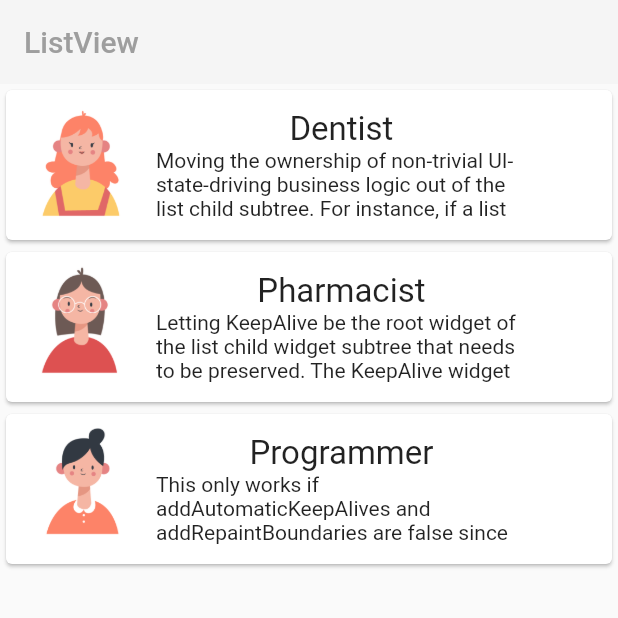
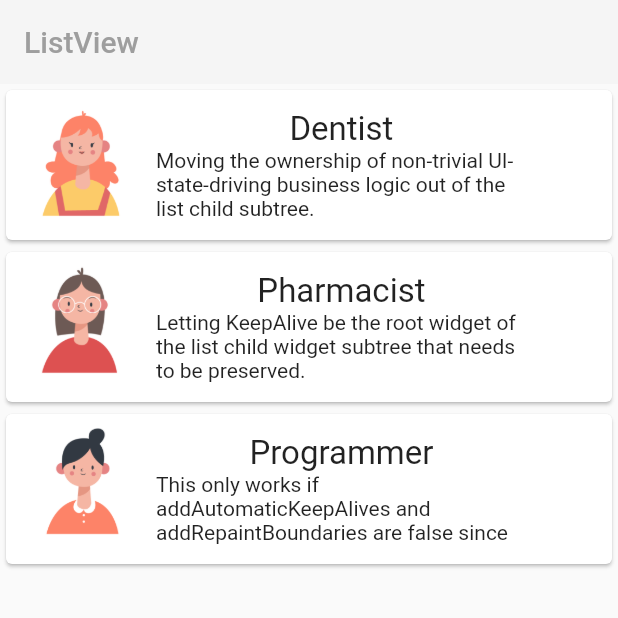
Before and after one commit to MinJaehyun/first_project, a Flutter app: the MyPage screen opened directly, on a phone screen of 412 x 824 dp, the top half of it. Run offline on Flutter 3.47's test engine with Material 2 defaults, Android fonts, the phone set to English and light mode, and no system bars; our stand-ins replace fluttertoast, introduction_screen.

Commit message:
주석 및 코드 정리

```diff
--- a/lib/main14.dart
+++ b/lib/main14.dart
@@ -26,17 +26,14 @@ class _MyPageState extends State<MyPage> {
     'assets/main14/image1.png',
     'assets/main14/image2.png',
     'assets/main14/image3.png',
-    // 'assets/main14/image1', X
-    // 'image/1.png', X
   ];
   var descriptions = [
-    'Moving the ownership of non-trivial UI-state-driving business logic out of the list child subtree. For instance, if a list contains posts with their number of upvotes coming from a cached network response, store the list of posts and upvote number in a data model outside the list. Let the list child UI subtree be easily recreate-able from the source-of-truth model object. ',
-    "Letting KeepAlive be the root widget of the list child widget subtree that needs to be preserved. The KeepAlive widget marks the child subtree's top render object child for keepalive. When the associated top render object is scrolled out of view, the list keeps the child's render object (and by extension, its associated elements and states) in a cache list instead of destroying them. When scrolled back into view, the render object is repainted as-is (if it wasn't marked dirty in the interim)",
+    'Moving the ownership of non-trivial UI-state-driving business logic out of the list child subtree.',
+    "Letting KeepAlive be the root widget of the list child widget subtree that needs to be preserved.",
     'This only works if addAutomaticKeepAlives and addRepaintBoundaries are false since those parameters cause the ListView to wrap each child widget subtree with other widgets.'
   ];
 
   // showPopup
-  // - context, job, image, description
   void showPopup(context, job, image, description) {
     showDialog(
       barrierDismissible: false,
@@ -52,6 +49,7 @@ class _MyPageState extends State<MyPage> {
             ),
             child: Expanded(
               child: ListView.builder(
+                  // itemCount: jobList.length, 설정 시, 모달창안에 같은 내용이 3번 반복된다
                   itemCount: 1,
                   itemBuilder: (context, index) {
                     return Column(
@@ -69,12 +67,11 @@ class _MyPageState extends State<MyPage> {
                           padding: const EdgeInsets.all(8.0),
                           child: Text(
                             description,
-                          // maxLines: 15,
+                            // NOTE: maxLines:15 설정 시, 화면 비율 변경하면 Overflow 발생한다
                             style: const TextStyle(
                                 fontSize: 15,
                                 fontWeight: FontWeight.bold,
-                              color: Colors.grey
-                          ),
+                                color: Colors.grey),
                             textAlign: TextAlign.center,
                           ),
                         ),
@@ -87,8 +84,7 @@ class _MyPageState extends State<MyPage> {
                         )
                       ],
                     );
-                }
-              ),
+                  }),
             ),
           ),
         );
@@ -111,17 +107,11 @@ class _MyPageState extends State<MyPage> {
         body: ListView.builder(
           itemCount: jobList.length,
           itemBuilder: (context, index) {
-            // NOTE: 일반
-            // return Text('test num ${index + 1}');
-
-            // NOTE: Image(image: AssetImage()) 사용하여 이미지 가져오기
-            // return Image(image: AssetImage(imageList[index]));
-
-            // NOTE: Card 위젯 형태 사용하여 이미지 가져오기
+            // NOTE: Card 위젯에서 제스처 감지 기능 구현
             return GestureDetector(
               onTap: () {
                 // debugPrint('cliced is GestureDetector onTap');
-                // NOTE: showPopup 인자를 넣어 실행하여 팝업창 띄우기
+                // NOTE: showPopup에 상단에 정의한 변수를 인자에 넣어 실행하여 팝업창(or 모달창) 띄우기
                 showPopup(context, jobList[index], imageList[index],
                     descriptions[index]);
               },
@@ -131,11 +121,11 @@ class _MyPageState extends State<MyPage> {
                     SizedBox(
                       width: 100,
                       height: 100,
-                      // Image.asset 사용하여 이미지 가져오기
                       child: Image.asset(imageList[index]),
+                      // NOTE: Image(image: AssetImage(imageList[index])); // 사용법
                     ),
                     SizedBox(
-                      // width: 511,
+                      // NOTE: width: 511 설정 시, 반응형 웹으로 테스트하면 overflow 발생
                       width: width,
                       child: Center(
                         child: Column(
```
Lines whose indentation alone changed are shown as unchanged.
